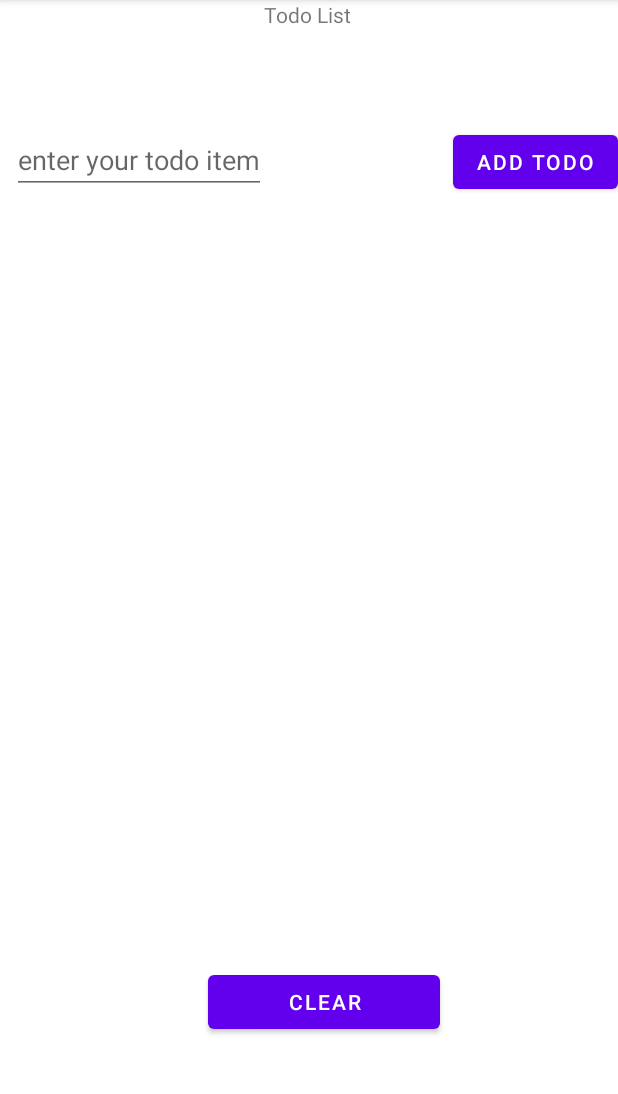
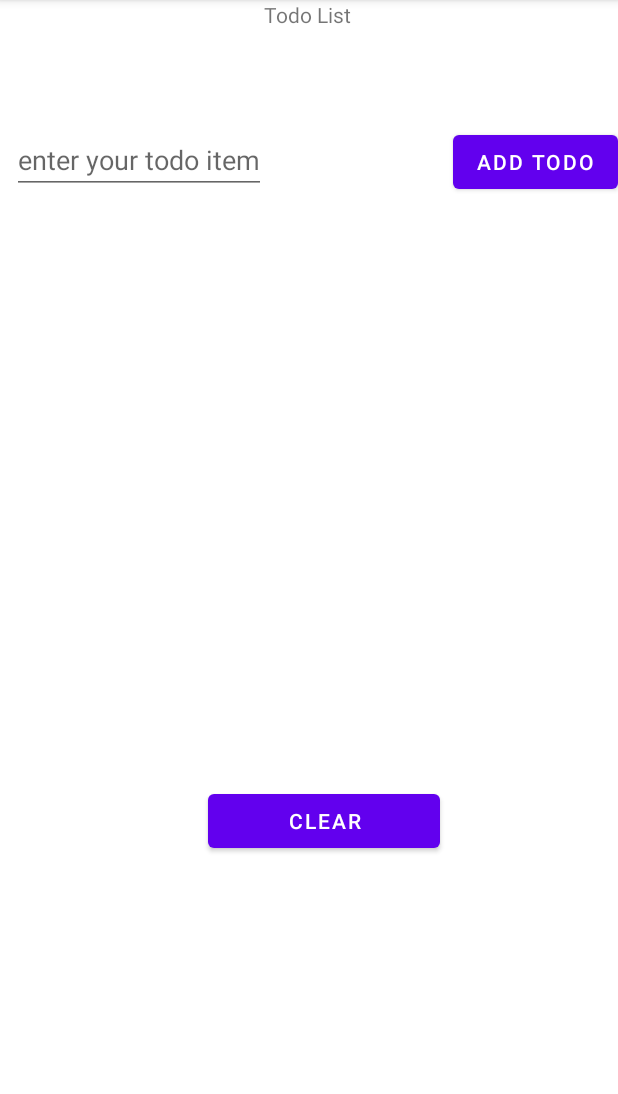
Before and after one commit to glover-sd/AndroidSpike, an Android app: the screen it shows after launch (MainActivity), on a phone screen of 412 x 824 dp, the part 84-1178 px from its top. Run offline under Robolectric (Android 15) with nearby library versions, the phone set to English and light mode, and no system bars.

Commit message:
Resource issue resolved

```diff
--- a/app/build.gradle
+++ b/app/build.gradle
@@ -1,6 +1,7 @@
 plugins {
     id 'com.android.application'
     id 'kotlin-android'
+    id 'kotlin-android-extensions'
 }
 
 android {
--- a/app/src/main/java/com/example/helloworld/MainActivity.kt
+++ b/app/src/main/java/com/example/helloworld/MainActivity.kt
@@ -28,7 +28,7 @@ class MainActivity : AppCompatActivity() {
         btnAddTodo.setOnClickListener {
             val todoTitle = etTodoTitle.text
             if(todoTitle.isNotEmpty()) {
-                val todo = Todo(todoTitle)
+                val todo = Todo(todoTitle.toString())
                 todoAdapter.addTodo(todo)
                 etTodoTitle.text.clear()
             }
--- a/app/src/main/java/com/example/helloworld/TodoAdapter.kt
+++ b/app/src/main/java/com/example/helloworld/TodoAdapter.kt
@@ -6,6 +6,7 @@ import android.view.View
 import android.view.ViewGroup
 import android.widget.TextView
 import androidx.recyclerview.widget.RecyclerView
+import kotlinx.android.synthetic.main.item_todo.view.*
 
 class TodoAdapter(
     private val todos: MutableList<Todo>
--- a/app/src/main/res/layout/activity_main.xml
+++ b/app/src/main/res/layout/activity_main.xml
@@ -29,7 +29,7 @@
         android:id="@+id/rvTodoItems"
         android:layout_width="match_parent"
         android:layout_height="wrap_content"
-        app:layout_constraintBottom_toTopOf="@id/btnClear"
+        app:layout_constraintBottom_toTopOf="@id/btnDeleteDone"
         app:layout_constraintTop_toBottomOf="@id/etTodoTitle"
         />
 
--- a/app/src/main/res/layout/item_todo.xml
+++ b/app/src/main/res/layout/item_todo.xml
@@ -22,10 +22,10 @@
         android:layout_width="wrap_content"
         android:layout_height="wrap_content"
         app:layout_constraintBottom_toBottomOf="parent"
+        app:layout_constraintTop_toTopOf="parent"
         app:layout_constraintEnd_toEndOf="parent"
-        app:layout_constraintEnd_toTopOf="parent"
-        app:layout_constraintTop_toTopOf="parent" />
-
+        app:layout_constraintHorizontal_bias="1.0"
+        app:layout_constraintStart_toStartOf="parent" />
 
 
 </androidx.constraintlayout.widget.ConstraintLayout>
```
